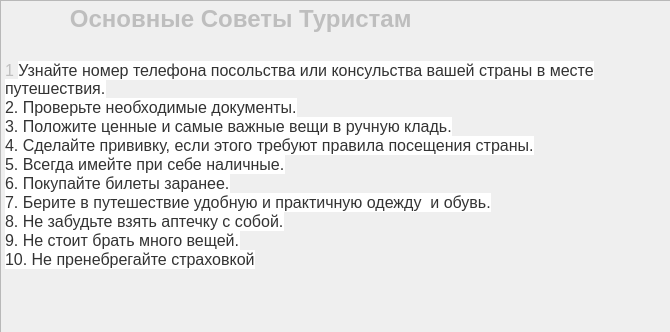
Above: advisor.ui from 4ymazik/TourismAssistant before the change. Below: the same form after it.
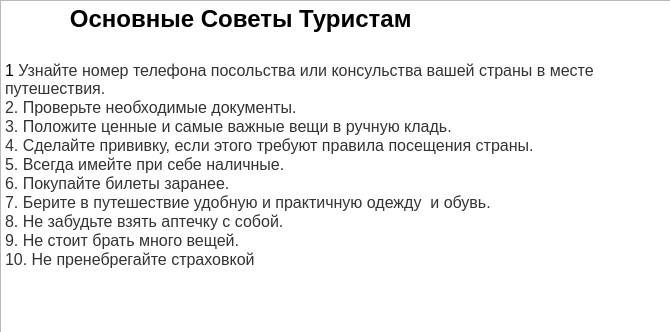
That is the form after the change.

Commit message: Добавлены советы

```diff
--- a/advisor.ui
+++ b/advisor.ui
@@ -3,7 +3,7 @@
  <class>Advicer</class>
  <widget class="QWidget" name="Advicer">
   <property name="enabled">
-   <bool>false</bool>
+   <bool>true</bool>
   </property>
   <property name="geometry">
    <rect>
@@ -18,7 +18,7 @@
   </property>
   <widget class="QTextBrowser" name="textBrowser">
    <property name="enabled">
-    <bool>false</bool>
+    <bool>true</bool>
    </property>
    <property name="geometry">
     <rect>
```
Left out of the diff: 2 changed lines with no effect on the pictures. The commit also changes 1 other file.
